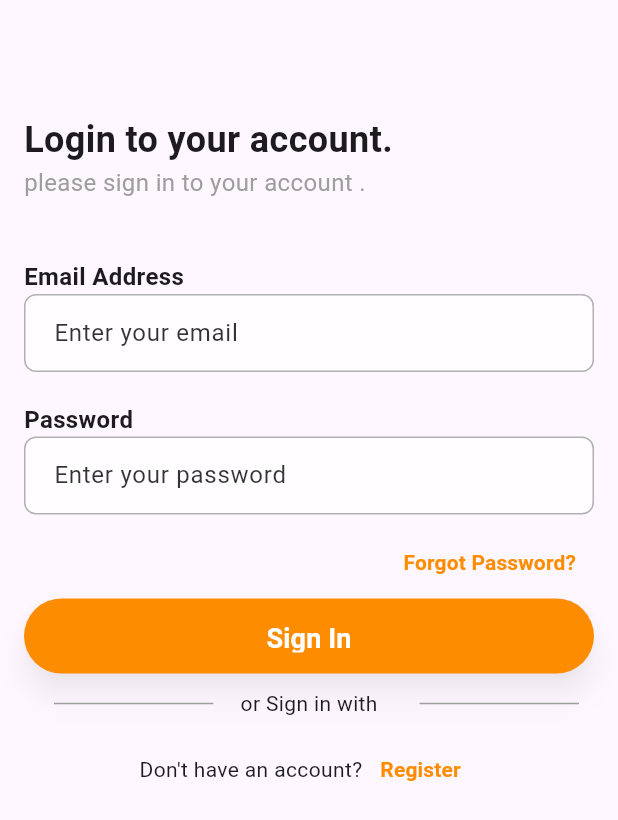
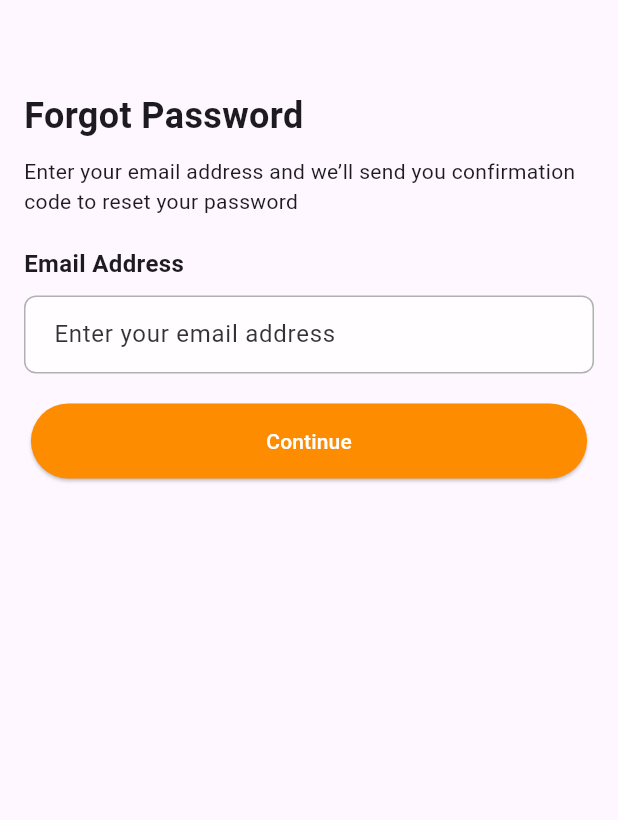
Before and after one commit to Qariziaullahkhan/Food-deleivery-App, a Flutter app: the screen it shows after launch, after a tap on "Skip", after a tap on "Forgot Password?", on a phone screen of 412 x 824 dp. Shown: the top 820 px of the screen. Run offline on Flutter 3.47's test engine with Material 3 defaults, Android fonts, the phone set to English and light mode, and no system bars; our stand-ins replace get, slide_to_act.

Commit message:
i can create a forgot password view

```diff
--- a/lib/constants/assets.dart
+++ b/lib/constants/assets.dart
@@ -2,4 +2,7 @@ class Assets {
   static const String image1 = 'assets/images/image1.png';
   static const String image2 = 'assets/images/image2.png';
   static const String image3 = 'assets/images/image3.png';
+  static const String google = 'assets/images/google.png';
+  static const String apple = 'assets/images/apple.png';
+  static const String facebook = 'assets/images/facebook.png';
 }
--- a/lib/routes/app_pages.dart
+++ b/lib/routes/app_pages.dart
@@ -1,4 +1,5 @@
 import 'package:food_delivery_app/routes/app_routes.dart';
+import 'package:food_delivery_app/views/forgot_password_view.dart';
 import 'package:food_delivery_app/views/signup_view.dart';
 import 'package:get/get.dart';
 import 'package:food_delivery_app/views/login_view.dart';
@@ -9,5 +10,6 @@ class AppPages {
     GetPage(name: AppRoutes.splash, page: () => const SplashView()),
     GetPage(name: AppRoutes.login, page: () => const LoginView()),
     GetPage(name: AppRoutes.register, page: () => const RegisterView()),
+    GetPage(name: AppRoutes.forgPasword, page: () => const ForgotPasswordView()),
   ];
 }
--- a/lib/routes/app_routes.dart
+++ b/lib/routes/app_routes.dart
@@ -2,4 +2,5 @@ class AppRoutes {
   static const String splash = '/splash';
   static const String login = '/login';
   static const String register = '/register';
+  static const String forgPasword = '/forgPasword';
 }
--- /dev/null
+++ b/lib/views/forgot_password_view.dart
@@ -0,0 +1,56 @@
+import 'package:flutter/material.dart';
+import 'package:food_delivery_app/constants/colors.dart';
+import 'package:food_delivery_app/widgets/custom_textfield.dart';
+import 'package:get/get.dart';
+
+class ForgotPasswordView extends StatefulWidget {
+  const ForgotPasswordView({super.key});
+
+  @override
+  State<ForgotPasswordView> createState() => _ForgotPasswordViewState();
+}
+
+class _ForgotPasswordViewState extends State<ForgotPasswordView> {
+  final TextEditingController _emailController = TextEditingController();
+  @override
+  Widget build(BuildContext context) {
+    final screenWidth = Get.width;
+    return Scaffold(
+        body: Padding(
+          padding: const EdgeInsets.symmetric(horizontal: 16.0),
+          child: Column(
+            mainAxisAlignment: MainAxisAlignment.start,
+            crossAxisAlignment: CrossAxisAlignment.start,
+            children: [
+              const SizedBox(height: 60),
+              const Text('Forgot Password ', style: TextStyle(fontSize: 24.0, fontWeight: FontWeight.bold),),
+              const SizedBox(height: 10),
+              const Text("Enter your email address and we’ll send you confirmation code to reset your password"),
+              const SizedBox(height: 20),
+              const Text('Email Address', style: TextStyle(fontSize: 16.0, fontWeight: FontWeight.bold),),
+              const SizedBox(height: 10),
+              CustomTextField(controller: _emailController, hintText: "Enter your email address"),
+              const SizedBox(height: 20),
+              Center(
+                child: SizedBox(
+                  width: screenWidth * 0.9,
+                  height: 50,
+                  child: ElevatedButton(
+                    style: ElevatedButton.styleFrom(
+                      backgroundColor: AppColors.primary,
+                      shape: RoundedRectangleBorder(
+                        borderRadius: BorderRadius.circular(30.0),
+                      ),
+                    ),
+                    onPressed: (){},
+                    child: const Text("Continue", style: TextStyle(color: Colors.white),),
+                  ),
+                ),
+              ),
+              const Spacer(),
+
+            ],
+          ),
+        ));
+  }
+}
--- a/lib/views/login_view.dart
+++ b/lib/views/login_view.dart
@@ -1,4 +1,5 @@
 import 'package:flutter/material.dart';
+import 'package:food_delivery_app/constants/assets.dart';
 import 'package:food_delivery_app/constants/colors.dart';
 import 'package:food_delivery_app/routes/app_routes.dart';
 import 'package:food_delivery_app/widgets/custom_textfield.dart';
@@ -64,7 +65,9 @@ class _LoginViewState extends State<LoginView> {
               alignment: Alignment.centerRight,
               child: TextButton(
                 onPressed: () {
-                  // Handle forgot password logic
+
+                  Get.toNamed(AppRoutes.forgPasword);
+                  //assword logic
                 },
                 child: const Text(
                   'Forgot Password?',
@@ -114,6 +117,7 @@ class _LoginViewState extends State<LoginView> {
                 Padding(
                   padding: EdgeInsets.symmetric(horizontal: 8.0),
                   child: Text('or Sign in with'),
+
                 ),
                 Expanded(
                   child: Divider(
@@ -126,6 +130,48 @@ class _LoginViewState extends State<LoginView> {
               ],
             ),
             const SizedBox(height: 10),
+
+            Row(
+              mainAxisAlignment: MainAxisAlignment.center,
+              children: [
+                Container(
+                  decoration:const  BoxDecoration(
+                    shape: BoxShape.circle,
+                  ),
+                  child: IconButton(
+                    icon: Image.asset(Assets.google),
+                    iconSize: 40, // Adjusted size for better visibility
+                    onPressed: () {
+                      // Google login logic
+                    },
+                  ),
+                ),
+                Container(
+                  decoration: const BoxDecoration(
+                    shape: BoxShape.circle,
+                  ),
+                  child: IconButton(
+                    icon: Image.asset(Assets.facebook),
+                    iconSize: 40,
+                    onPressed: () {
+                      // Facebook login logic
+                    },
+                  ),
+                ),
+                Container(
+                  decoration: const BoxDecoration(
+                    shape: BoxShape.circle,
+                  ),
+                  child: IconButton(
+                    icon: Image.asset(Assets.apple),
+                    iconSize: 40,
+                    onPressed: () {
+                      // Apple login logic
+                    },
+                  ),
+                ),
+              ],
+            ),
             Row(
               mainAxisAlignment: MainAxisAlignment.center,
               children: [
--- a/lib/views/splash_view.dart
+++ b/lib/views/splash_view.dart
@@ -190,7 +190,7 @@ class _SplashViewState extends State<SplashView> {
           margin: const EdgeInsets.symmetric(horizontal: 5),
           decoration: BoxDecoration(
             shape: BoxShape.circle,
-            color: i == _currentPage ? AppColors.primary : Colors.grey,
+            color: i == _currentPage ? AppColors.secondary : Colors.white,
           ),
         ),
       );
```
Also changed, not shown: lib/views/signup_view.dart (+42 -0 lines), assets/images/apple.png (added), assets/images/facebook.png (added), assets/images/google.png (added).
